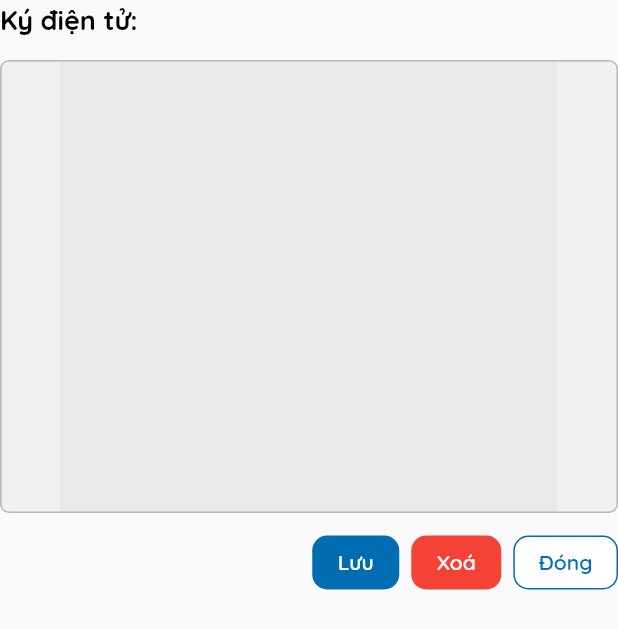
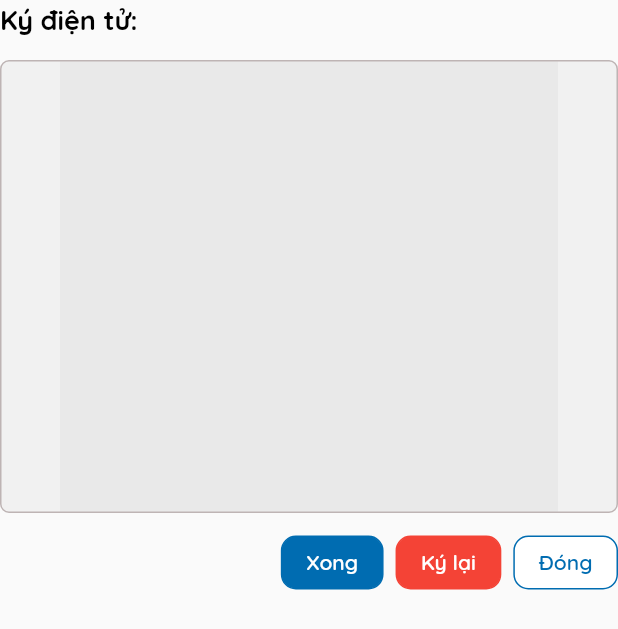
Before and after one commit to nttnew/gencrmv5, a Flutter app: the KyNhan widget shown alone on an empty page, opened directly with empty values, on a phone screen of 412 x 824 dp. Shown: the top 629 px of the screen. Run offline on Flutter 3.47's test engine with Material 2 defaults, Android fonts, the phone set to English and light mode, and no system bars; drawn by our look-alikes of signature; our stand-ins replace cached_network_image, community_material_icon, dartx, dio, double_back_to_close_app, dropdown_button2 and 32 more; missing offline and left inert: flutter_callkit_incoming, is_lock_screen, plugin_pitel, qr_code_scanner, tiengviet; accounts and stored records are empty; generated files the repository leaves out were written again; network calls fail; statements that could not run were skipped.

Commit message:
fix ui form kí nhận

```diff
--- a/lib/screens/menu/form/form_sign.dart
+++ b/lib/screens/menu/form/form_sign.dart
@@ -541,7 +541,6 @@ class _FormAddSignState extends State<FormAddSign> {
                 final data = snapshot.data ?? '';
                 return Container(
                   decoration: BoxDecoration(
-                      // color: Colors.grey.withOpacity(0.2),
                       border: Border.all(color: HexColor("#BEB4B4")),
                       borderRadius: BorderRadius.all(Radius.circular(6))),
                   height: 300,
--- a/lib/widgets/ky_nhan_widget.dart
+++ b/lib/widgets/ky_nhan_widget.dart
@@ -118,13 +118,13 @@ class _KyNhanState extends State<KyNhan> {
           mainAxisAlignment: MainAxisAlignment.end,
           children: <Widget>[
             //SHOW EXPORTED IMAGE IN NEW ROUTE
-            _buttonKyNhan(() => exportImage(context), 'Lưu',
+            _buttonKyNhan(() => exportImage(context), 'Xong',
                 color: COLORS.TEXT_COLOR, textColor: Colors.white),
             _buttonKyNhan(
               () {
                 setState(() => _controller.clear());
               },
-              'Xoá',
+              'Ký lại',
               textColor: Colors.white,
               color: Colors.red,
             ),
```
Also changed, not shown: lib/screens/menu/home/work/detail_work_screen.dart (+9 -5 lines).
